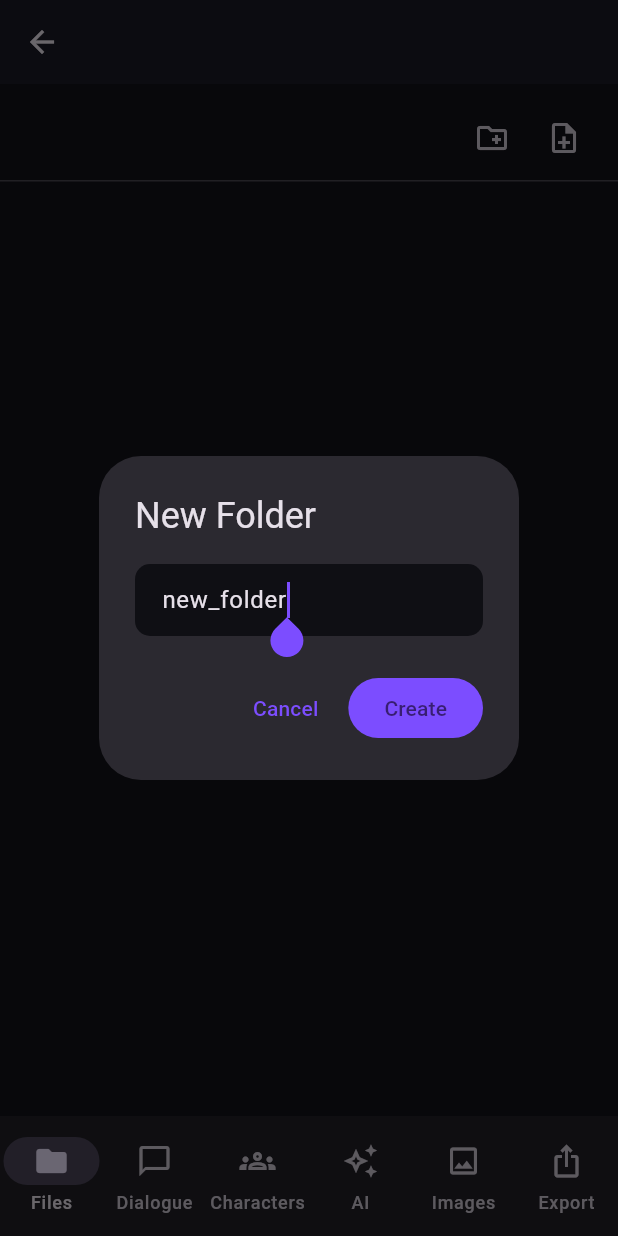
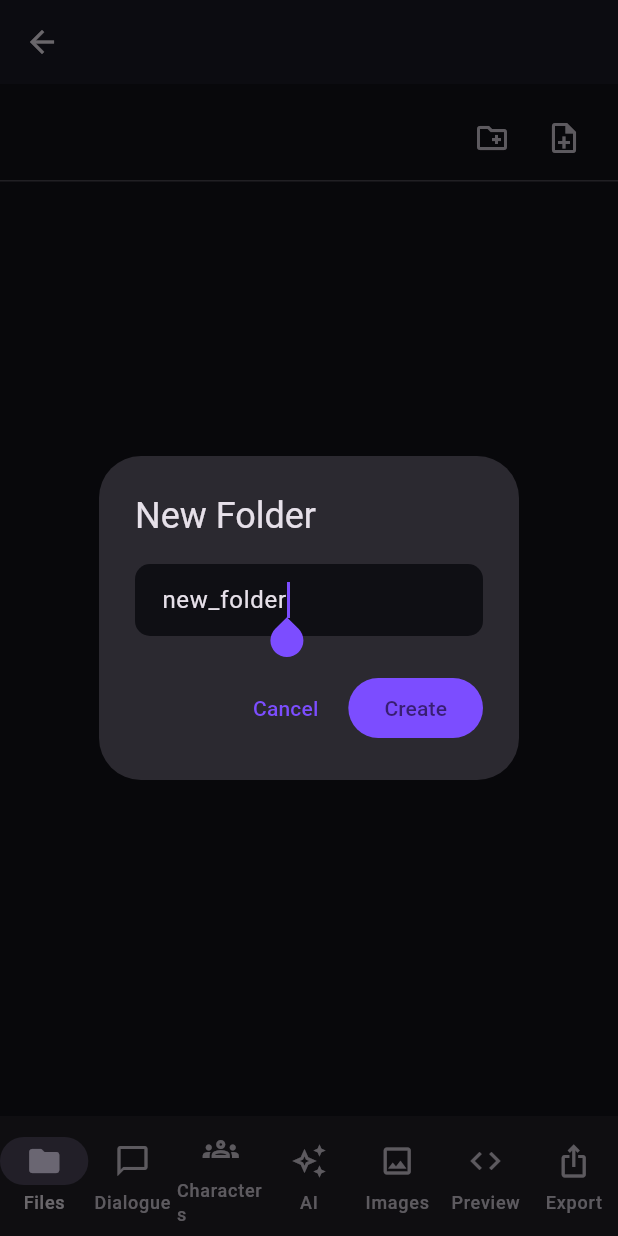
Before and after one commit to marcoleviste43-lang/Ren-py-Studio-Mobile, a Flutter app: the ProjectWorkspaceScreen screen opened directly with empty values, after a tap on the "create new folder" icon, on a phone screen of 412 x 824 dp. Run offline on Flutter 3.47's test engine with Material 3 defaults, Android fonts, the phone set to English and light mode, and no system bars; our stand-ins replace flutter_highlight, image_picker, share_plus, shared_preferences; missing offline and left inert: highlight; accounts and stored records are empty.

Commit message:
Update project workspace and character manager

```diff
--- /dev/null
+++ b/lib/screens/preview_screen.dart
@@ -0,0 +1,132 @@
+import 'package:flutter/material.dart';
+import 'package:flutter/services.dart';
+import 'package:provider/provider.dart';
+import 'package:share_plus/share_plus.dart';
+import 'package:flutter_highlight/flutter_highlight.dart';
+import 'package:flutter_highlight/themes/atom-one-dark.dart';
+import 'package:highlight/highlight_core.dart' show highlight;
+import 'package:highlight/languages/python.dart' as python_lang;
+
+import '../models/renpy_project.dart';
+import '../services/project_service.dart';
+import '../services/renpy_generator.dart';
+import '../services/renpy_export_service.dart';
+
+bool _renpyLanguageRegistered = false;
+
+/// Ren'Py script is a Python superset (indentation-based blocks, `#`
+/// comments, string literals, `def`/control flow inside python blocks),
+/// so borrowing highlight.js's Python grammar gets strings, comments,
+/// keywords, and numbers colored correctly without writing a bespoke
+/// grammar just for the handful of extra Ren'Py statements (`label`,
+/// `menu`, `jump`, `show`, `scene`). Registered once, lazily.
+void _ensureRenPyLanguageRegistered() {
+  if (_renpyLanguageRegistered) return;
+  highlight.registerLanguage('renpy', python_lang.python);
+  _renpyLanguageRegistered = true;
+}
+
+/// Live, read-only preview of the full Ren'Py script generated from the
+/// project's current characters and script files. Rebuilds instantly
+/// whenever any other tab persists a change via
+/// `ProjectService.updateProject()`, since it watches that service
+/// directly rather than caching generated text in its own state.
+class PreviewScreen extends StatefulWidget {
+  final RenPyProject project;
+  const PreviewScreen({super.key, required this.project});
+
+  @override
+  State<PreviewScreen> createState() => _PreviewScreenState();
+}
+
+class _PreviewScreenState extends State<PreviewScreen> {
+  final _generator = RenPyGenerator();
+  final _exportService = RenPyExportService();
+  bool _exporting = false;
+
+  @override
+  void initState() {
+    super.initState();
+    _ensureRenPyLanguageRegistered();
+  }
+
+  Future<void> _copy(String code) async {
+    await Clipboard.setData(ClipboardData(text: code));
+    if (!mounted) return;
+    ScaffoldMessenger.of(context).showSnackBar(
+      const SnackBar(content: Text('Script copied to clipboard')),
+    );
+  }
+
+  Future<void> _exportRpy() async {
+    setState(() => _exporting = true);
+    try {
+      final file = await _exportService.exportCombinedRpy(widget.project);
+      if (!mounted) return;
+      await Share.shareXFiles(
+        [XFile(file.path)],
+        text: '${widget.project.name} (Ren\'Py script preview)',
+      );
+    } catch (e) {
+      if (mounted) {
+        ScaffoldMessenger.of(context).showSnackBar(
+          SnackBar(content: Text('Export failed: $e')),
+        );
+      }
+    } finally {
+      if (mounted) setState(() => _exporting = false);
+    }
+  }
+
+  @override
+  Widget build(BuildContext context) {
+    // Watching ProjectService is what makes this "live": every other tab
+    // (Dialogue, Characters, File Explorer's new-file actions) calls
+    // updateProject() after mutating widget.project, which notifies this
+    // listener and triggers a rebuild with freshly generated code.
+    context.watch<ProjectService>();
+    final code = _generator.generateCombinedPreview(widget.project);
+
+    return Scaffold(
+      appBar: AppBar(
+        automaticallyImplyLeading: false,
+        title: const Text('Preview'),
+        actions: [
+          IconButton(
+            tooltip: 'Copy script',
+            icon: const Icon(Icons.copy_outlined),
+            onPressed: () => _copy(code),
+          ),
+          IconButton(
+            tooltip: 'Export as .rpy',
+            icon: _exporting
+                ? const SizedBox(
+                    width: 18,
+                    height: 18,
+                    child: CircularProgressIndicator(strokeWidth: 2),
+                  )
+                : const Icon(Icons.ios_share_outlined),
+            onPressed: _exporting ? null : _exportRpy,
+          ),
+        ],
+      ),
+      body: Container(
+        width: double.infinity,
+        color: const Color(0xFF0F0F14),
+        child: SingleChildScrollView(
+          child: HighlightView(
+            code,
+            language: 'renpy',
+            theme: atomOneDarkTheme,
+            padding: const EdgeInsets.all(16),
+            textStyle: const TextStyle(
+              fontFamily: 'monospace',
+              fontSize: 13,
+              height: 1.5,
+            ),
+          ),
+        ),
+      ),
+    );
+  }
+}
--- a/lib/screens/project_workspace_screen.dart
+++ b/lib/screens/project_workspace_screen.dart
@@ -6,10 +6,11 @@ import 'dialogue_editor_screen.dart';
 import 'character_manager_screen.dart';
 import 'ai_assistant_screen.dart';
 import 'image_importer_screen.dart';
+import 'preview_screen.dart';
 import 'export_screen.dart';
 
-/// Hosts the six core features as tabs: File Explorer, Dialogue Editor,
-/// Character Manager, AI Assistant, Image Importer, and Export.
+/// Hosts the seven core features as tabs: File Explorer, Dialogue Editor,
+/// Character Manager, AI Assistant, Image Importer, Preview, and Export.
 class ProjectWorkspaceScreen extends StatefulWidget {
   final RenPyProject project;
   const ProjectWorkspaceScreen({super.key, required this.project});
@@ -28,6 +29,7 @@ class _ProjectWorkspaceScreenState extends State<ProjectWorkspaceScreen> {
     CharacterManagerScreen(project: widget.project),
     AiAssistantScreen(project: widget.project),
     ImageImporterScreen(project: widget.project),
+    PreviewScreen(project: widget.project),
     ExportScreen(project: widget.project),
   ];
 
@@ -61,6 +63,10 @@ class _ProjectWorkspaceScreenState extends State<ProjectWorkspaceScreen> {
               selectedIcon: Icon(Icons.image),
               label: 'Images'),
           NavigationDestination(
+              icon: Icon(Icons.code_outlined),
+              selectedIcon: Icon(Icons.code),
+              label: 'Preview'),
+          NavigationDestination(
               icon: Icon(Icons.ios_share_outlined),
               selectedIcon: Icon(Icons.ios_share),
               label: 'Export'),
--- /dev/null
+++ b/lib/services/renpy_generator.dart
@@ -0,0 +1,78 @@
+import '../models/renpy_project.dart';
+import '../models/script_file.dart';
+
+/// Turns a [RenPyProject]'s structured data (characters + script files)
+/// into valid Ren'Py (`.rpy`) source text.
+///
+/// This is the single place that combines character `define` statements
+/// with compiled script bodies. Every feature that needs generated script
+/// text -- the live Preview tab, on-device sync (`ProjectService`), and
+/// the `.zip` exporter (`RenPyExportService`) -- calls into this class
+/// instead of re-implementing the "defines + compile" logic themselves,
+/// so the three can never drift out of sync with each other.
+class RenPyGenerator {
+  /// Renders every character's `define` statement, one per line. Returns
+  /// an empty string if the project has no characters yet.
+  String generateCharacterDefines(RenPyProject project) {
+    if (project.characters.isEmpty) return '';
+    return project.characters.map((c) => c.toRenPyDefine()).join('\n');
+  }
+
+  /// Compiles a single [ScriptFile] to Ren'Py source. When [includeDefines]
+  /// is true, the project's character `define` block is prepended -- used
+  /// for whichever file is conventionally "first" so defines only appear
+  /// once across the whole project.
+  String generateScript(
+    RenPyProject project,
+    ScriptFile script, {
+    bool includeDefines = false,
+  }) {
+    final body = script.compile();
+    if (!includeDefines) return body;
+    final defines = generateCharacterDefines(project);
+    return defines.isEmpty ? body : '$defines\n\n$body';
+  }
+
+  /// Compiles every script file in the project, keyed by file name, ready
+  /// to be written to disk as-is. Character defines are prepended to the
+  /// first script file only, matching how a typical Ren'Py project keeps
+  /// its `define` block near the top of `script.rpy`.
+  Map<String, String> generateAllFiles(RenPyProject project) {
+    final files = <String, String>{};
+    for (var i = 0; i < project.scripts.length; i++) {
+      final script = project.scripts[i];
+      files[script.fileName] =
+          generateScript(project, script, includeDefines: i == 0);
+    }
+    return files;
+  }
+
+  /// Produces one combined, human-readable rendering of the entire
+  /// project: character defines up top, followed by every script file
+  /// with a comment header marking where each file begins. This powers
+  /// both the live Preview tab and "export current script as one .rpy".
+  String generateCombinedPreview(RenPyProject project) {
+    final buffer = StringBuffer();
+
+    final defines = generateCharacterDefines(project);
+    if (defines.isNotEmpty) {
+      buffer.writeln('# Characters');
+      buffer.writeln(defines);
+      buffer.writeln();
+    }
+
+    if (project.scripts.isEmpty) {
+      buffer.writeln('# No script files yet -- add one in the Dialogue tab.');
+      return buffer.toString();
+    }
+
+    for (final script in project.scripts) {
+      buffer.writeln('# ---- ${script.fileName} ----');
+      final body = script.compile().trimRight();
+      buffer.writeln(body.isEmpty ? '# (empty)' : body);
+      buffer.writeln();
+    }
+
+    return buffer.toString().trimRight();
+  }
+}
```
Also changed, not shown: lib/services/project_service.dart (+7 -8 lines), lib/services/renpy_export_service.dart (+22 -8 lines), 1 other file.
